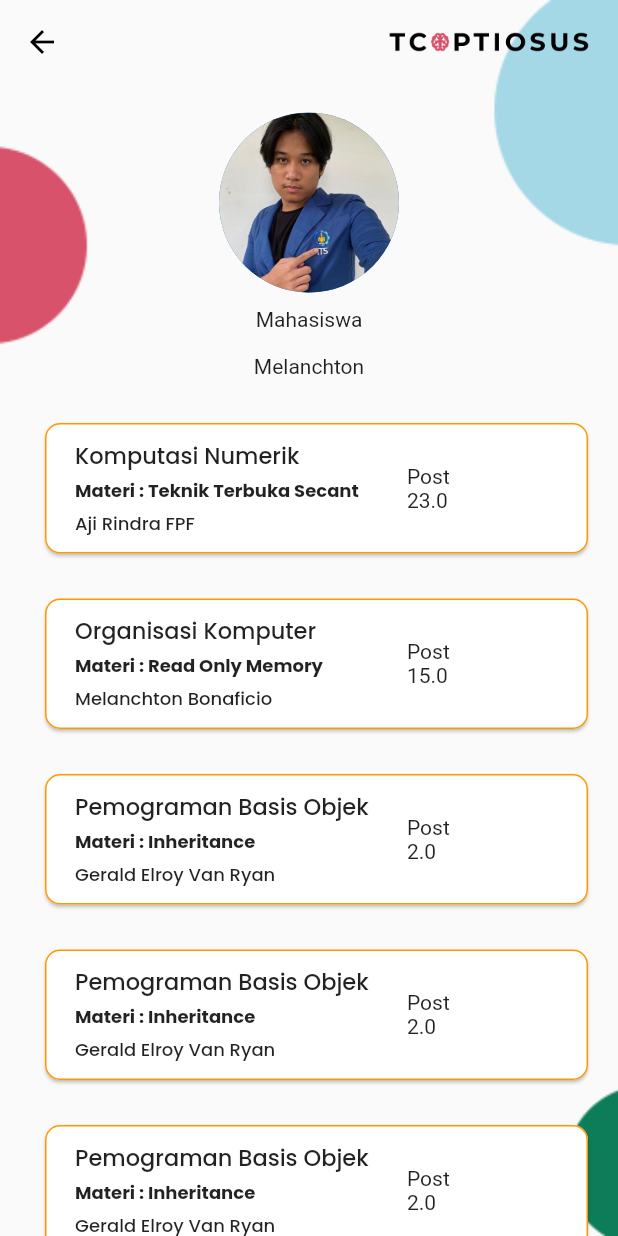
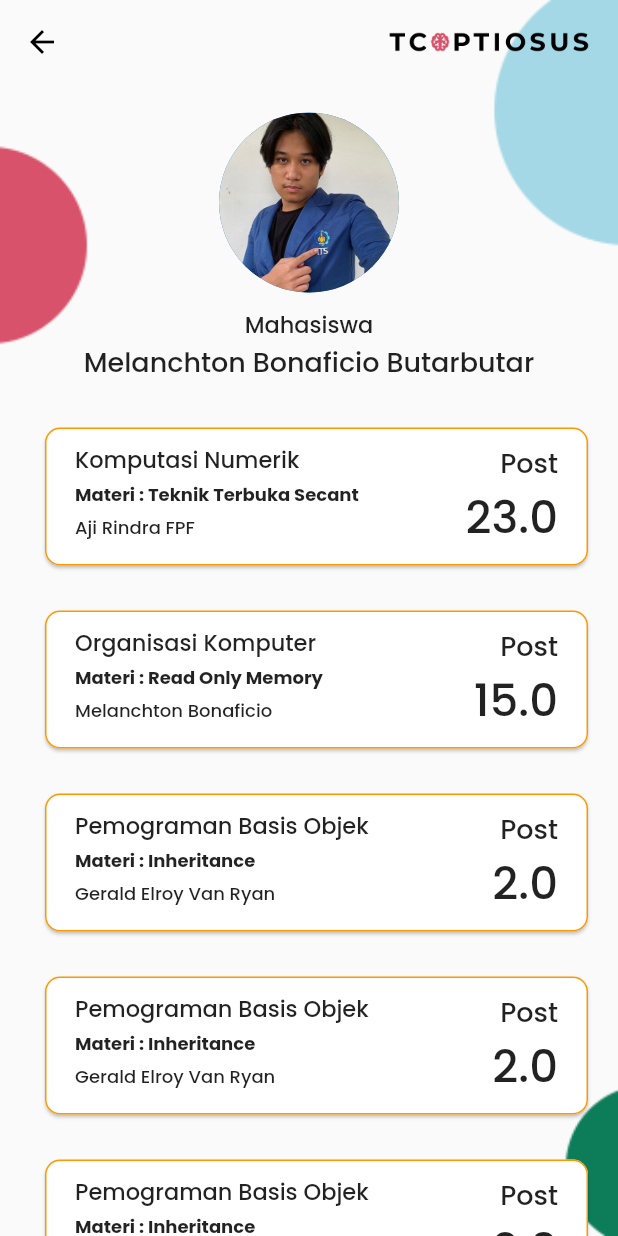
Before and after one commit to ADryInkCartridge/TCaptiosus, a Flutter app: the HomePage screen opened by its route, on a phone screen of 412 x 824 dp. Run offline on Flutter 3.47's test engine with Material 2 defaults, Android fonts, the phone set to English and light mode, and no system bars.

Commit message:
Udh di benerin text post ama font mahasiswa/dosen

```diff
--- a/lib/Card/HomeCard.dart
+++ b/lib/Card/HomeCard.dart
@@ -49,6 +49,7 @@ Widget subjectList(BuildContext context) {
         child: new InkWell(
           onTap: () => print("tapped"),
           child: Row(
+            crossAxisAlignment: CrossAxisAlignment.start,
             children: <Widget>[
               Expanded(
                   flex: 2,
@@ -88,12 +89,30 @@ Widget subjectList(BuildContext context) {
                   )),
               Expanded(
                   flex: 1,
-                  child: Column(
-                    crossAxisAlignment: CrossAxisAlignment.start,
-                    children: [
-                      Text("Post"),
-                      Text(items[index].jam.toString()),
-                    ],
+                  child: Container(
+                    padding: EdgeInsets.fromLTRB(20, 10, 20, 10),
+                    child: Column(
+                      crossAxisAlignment: CrossAxisAlignment.end,
+                      children: <Widget>[
+                        Text(
+                          "Post",
+                          style: TextStyle(
+                            fontFamily: "Poppins",
+                            fontWeight: FontWeight.w500,
+                            fontSize: 18,
+                          ),
+                        ),
+                        Text(
+                          items[index].jam.toString(),
+                          textAlign: TextAlign.right,
+                          style: TextStyle(
+                            fontFamily: "Poppins",
+                            fontWeight: FontWeight.w500,
+                            fontSize: 30,
+                          ),
+                        ),
+                      ],
+                    ),
                   )),
             ],
           ),
--- a/lib/Home.dart
+++ b/lib/Home.dart
@@ -3,9 +3,23 @@ import 'package:forum_test/Card/HomeCard.dart';
 
 Text status(int id) {
   if (id == 1)
-    return Text("Mahasiswa");
+    return Text(
+      "Mahasiswa",
+      style: TextStyle(
+        fontFamily: "Poppins",
+        fontWeight: FontWeight.w500,
+        fontSize: 15,
+      ),
+    );
   else
-    return Text("Dosen");
+    return Text(
+      "Dosen",
+      style: TextStyle(
+        fontFamily: "Poppins",
+        fontWeight: FontWeight.w500,
+        fontSize: 15,
+      ),
+    );
 }
 
 class HomePage extends StatefulWidget {
@@ -15,7 +29,7 @@ class HomePage extends StatefulWidget {
 
 class _HomePageState extends State<HomePage> {
   int id = 1;
-  String name = "Melanchton";
+  String name = "Melanchton Bonaficio Butarbutar";
   @override
   Widget build(BuildContext context) {
     return new Scaffold(
@@ -63,11 +77,15 @@ class _HomePageState extends State<HomePage> {
               Center(
                 child: status(id),
               ),
-              SizedBox(
-                height: 15,
-              ),
               Center(
-                child: Text(name),
+                child: Text(
+                  name,
+                  style: TextStyle(
+                    fontFamily: "Poppins",
+                    fontWeight: FontWeight.w500,
+                    fontSize: 18,
+                  ),
+                ),
               ),
               SizedBox(
                 height: 15,
```
